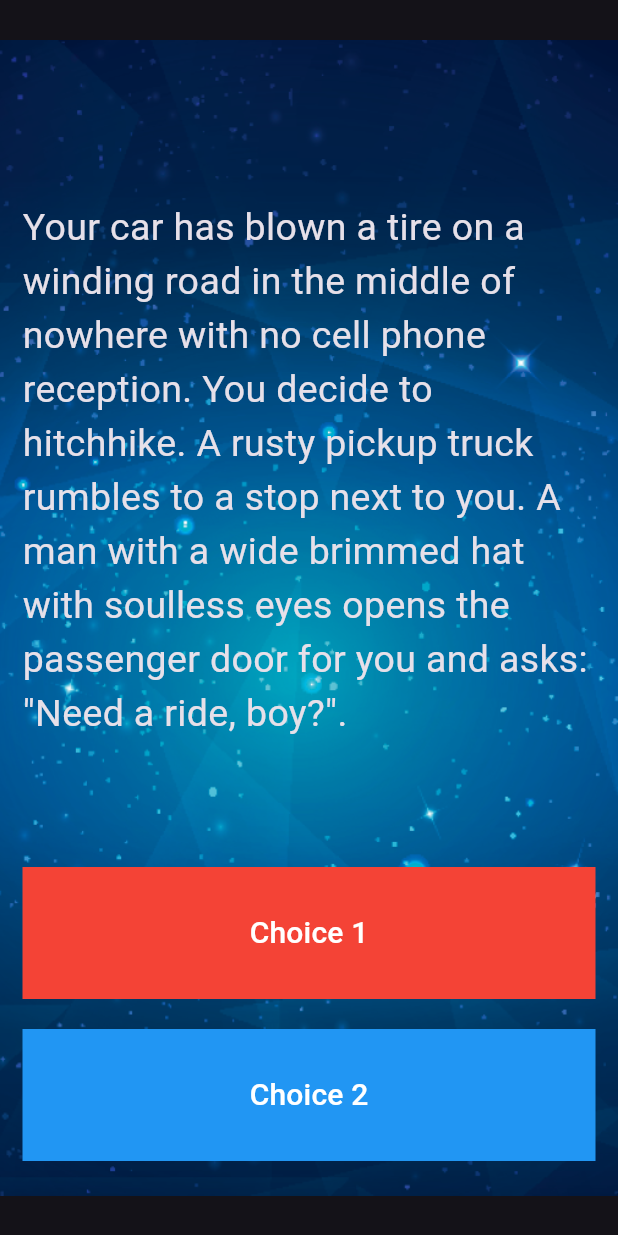
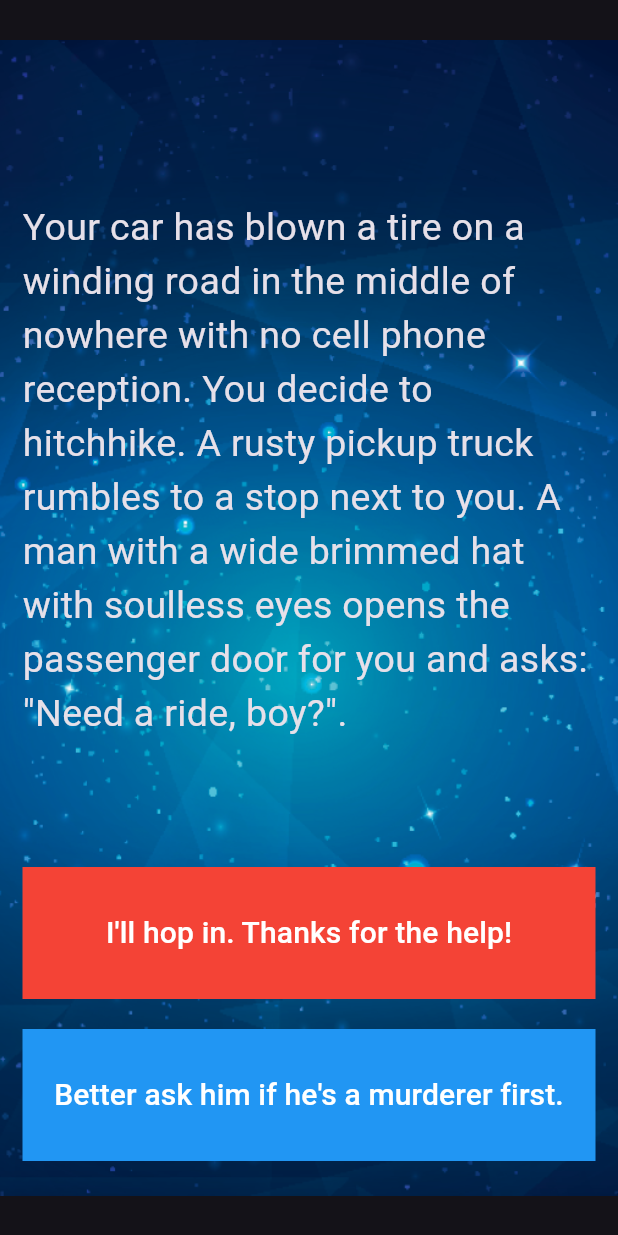
Before and after one commit to MelakuDemeke/Learn-Flutter, a Flutter app: the screen it shows after launch, on a phone screen of 412 x 824 dp. Run offline on Flutter 3.47's test engine with Material 3 defaults, Android fonts, the phone set to English and light mode, and no system bars; our stand-ins replace audioplayers.

Commit message:
13 and 14 done

```diff
--- a/destini/lib/main.dart
+++ b/destini/lib/main.dart
@@ -61,8 +61,7 @@ class _StoryPageState extends State<StoryPage> {
                     ),
                   ),
                   child: Text(
-                    //TODO: Step 13 - Use the storyBrain to get the text for choice 1.
-                    'Choice 1',
+                    storyBrain.getChoice1(),
                     style: TextStyle(fontSize: 20.0, color: Colors.white),
                   ),
                 ),
@@ -85,8 +84,7 @@ class _StoryPageState extends State<StoryPage> {
                     ),
                   ),
                   child: Text(
-                    //TODO: Step 14 - Use the storyBrain to get the text for choice 2.
-                    'Choice 2',
+                    storyBrain.getChoice2(),
                     style: TextStyle(fontSize: 20.0, color: Colors.white),
                   ),
                 ),
```
